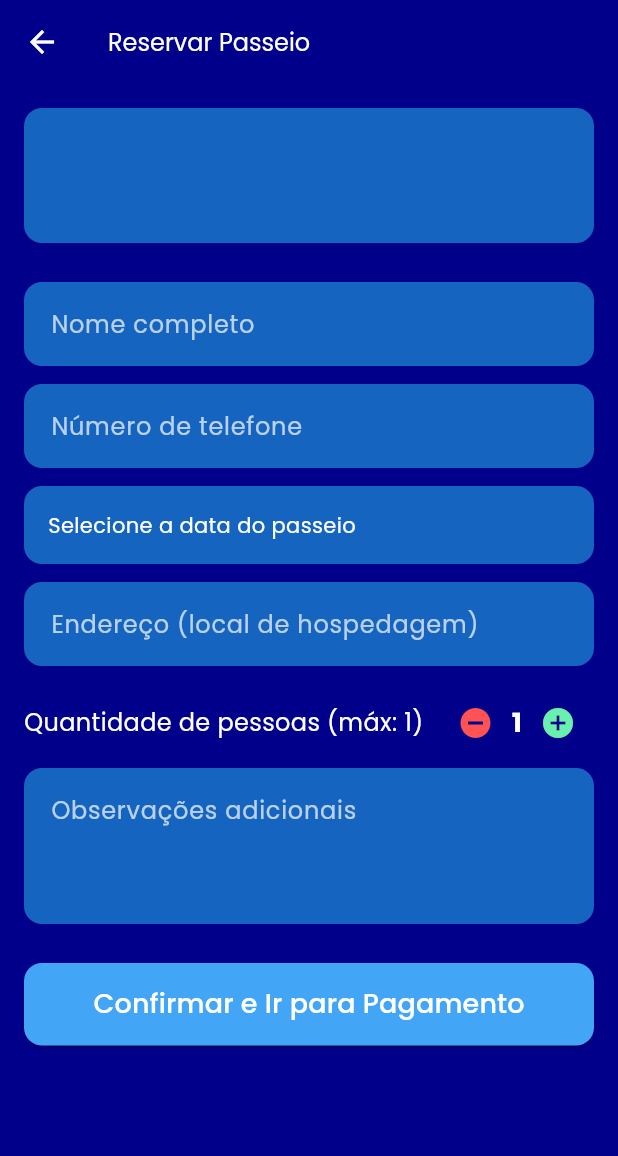
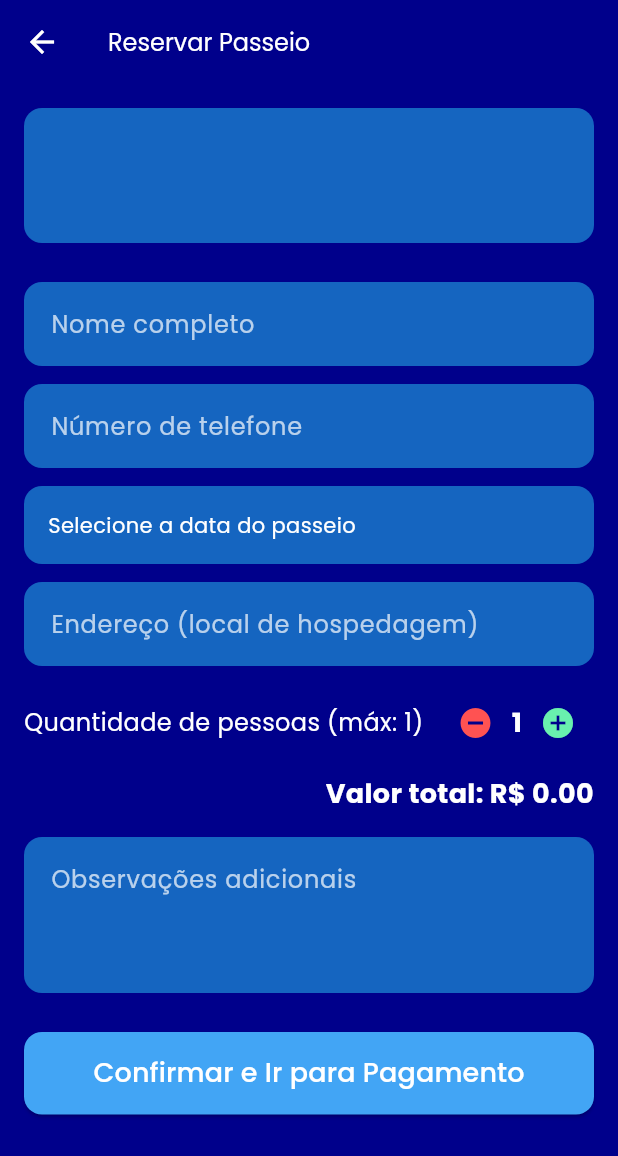
Before and after one commit to anajugrzyb/jampa-trip-frontend, a Flutter app: the ReservationPage screen opened directly with empty values, after a tap on the "remove circle" icon, on a phone screen of 412 x 824 dp. Shown: the top 1156 px of the screen. Run offline on Flutter 3.47's test engine with Material 3 defaults, Android fonts, the phone set to English and light mode, and no system bars; our stand-ins replace flutter_multi_formatter, flutter_time_picker_spinner, google_fonts, image_picker, sqflite, table_calendar; accounts and stored records are empty.

Commit message:
somando o valor total de acordo com a quantidade de pessoas

```diff
--- a/lib/pages/reservation_page.dart
+++ b/lib/pages/reservation_page.dart
@@ -20,6 +20,7 @@ class _ReservationPageState extends State<ReservationPage> {
   String _endereco = "";
   String _observacoes = "";
   int _qtdReservada = 1;
+  double _valorTotal = 0.0;
 
   String? _dataSelecionada;
   List<String> _datasDisponiveis = [];
@@ -29,6 +30,9 @@ class _ReservationPageState extends State<ReservationPage> {
   void initState() {
     super.initState();
     _carregarDatas();
+
+    double preco = (widget.tour['preco'] ?? 0).toDouble();
+    _valorTotal = preco;
   }
 
   Future<void> _carregarDatas() async {
@@ -174,6 +178,7 @@ class _ReservationPageState extends State<ReservationPage> {
         "observacoes": _observacoes,
         "tour_nome": widget.tour['nome'],
         "empresa": widget.tour['empresa'],
+        "valor_total": _valorTotal,
       };
 
       await db.insertReserva(reserva);
@@ -227,6 +232,7 @@ class _ReservationPageState extends State<ReservationPage> {
   Widget build(BuildContext context) {
     final int qtdMaxima =
         int.tryParse(widget.tour['qtd_pessoas'].toString()) ?? 1;
+    final double preco = (widget.tour['preco'] ?? 0).toDouble();
 
     return Scaffold(
       backgroundColor: const Color(0xFF00008B),
@@ -329,7 +335,12 @@ class _ReservationPageState extends State<ReservationPage> {
                   IconButton(
                     icon: const Icon(Icons.remove_circle, color: Colors.redAccent),
                     onPressed: () {
-                      if (_qtdReservada > 1) setState(() => _qtdReservada--);
+                      if (_qtdReservada > 1) {
+                        setState(() {
+                          _qtdReservada--;
+                          _valorTotal = _qtdReservada * preco;
+                        });
+                      }
                     },
                   ),
                   Text(
@@ -343,11 +354,27 @@ class _ReservationPageState extends State<ReservationPage> {
                     icon: const Icon(Icons.add_circle, color: Colors.greenAccent),
                     onPressed: () {
                       if (_qtdReservada < qtdMaxima) {
-                        setState(() => _qtdReservada++);
+                        setState(() {
+                          _qtdReservada++;
+                          _valorTotal = _qtdReservada * preco;
+                        });
                       }
                     },
                   ),
                 ],
+              ),
+
+              Padding(
+                padding: const EdgeInsets.symmetric(vertical: 10),
+                child: Text(
+                  "Valor total: R\$ ${_valorTotal.toStringAsFixed(2)}",
+                  textAlign: TextAlign.right,
+                  style: const TextStyle(
+                    color: Colors.white,
+                    fontSize: 18,
+                    fontWeight: FontWeight.bold,
+                  ),
+                ),
               ),
 
               _buildStyledField(
```
